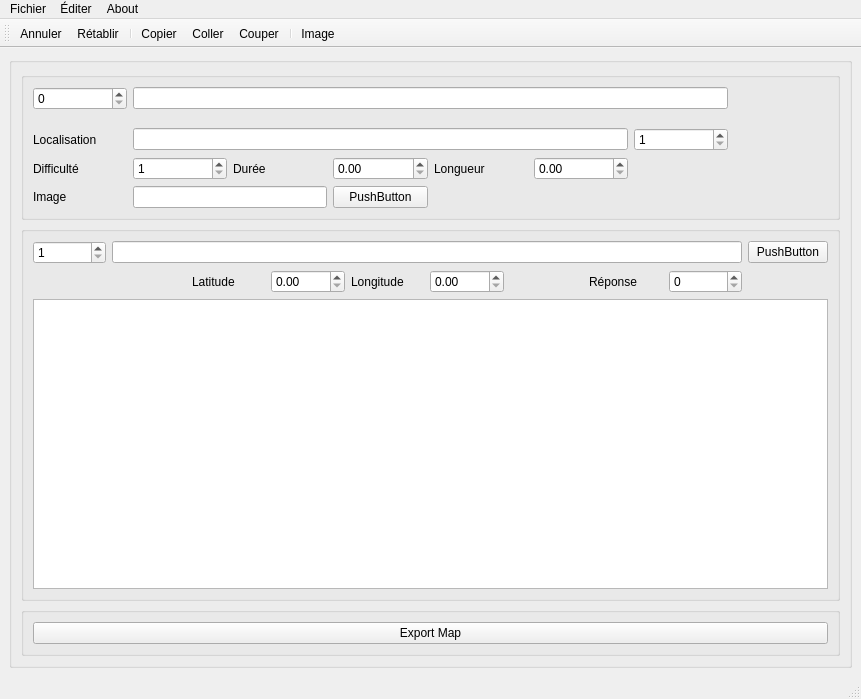
This is notepad/notepad.ui in ANTHONUSS/ETUDES--SAE-201 as Qt 5 draws it before an edit. The edited form follows.
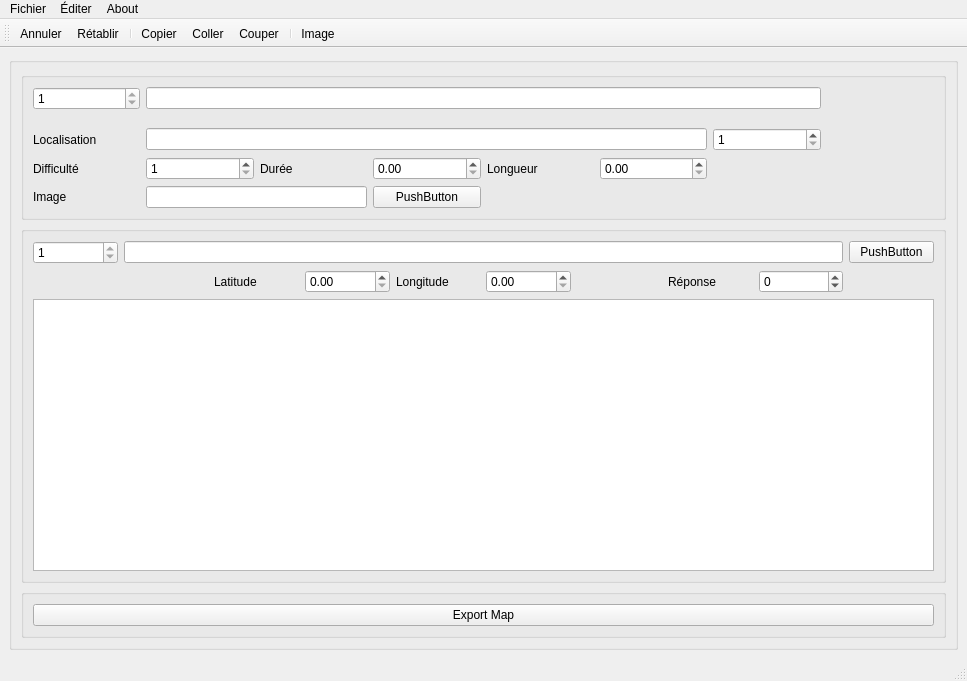
This is the edited form. Icons and pictures are not drawn.

Commit message: finalisation de l'intégration - intégration de l'UI - chargement de fichier - Changement de parcours et étapes - TODO rajoutés

The edit to the form file:
```diff
--- a/notepad/notepad.ui
+++ b/notepad/notepad.ui
@@ -6,8 +6,8 @@
    <rect>
     <x>0</x>
     <y>0</y>
-    <width>861</width>
-    <height>699</height>
+    <width>967</width>
+    <height>681</height>
    </rect>
   </property>
   <property name="sizePolicy">
@@ -118,7 +118,14 @@
            </widget>
           </item>
           <item row="0" column="0">
-           <widget class="QSpinBox" name="spinBox_2"/>
+           <widget class="QSpinBox" name="spinBox_2">
+            <property name="minimum">
+             <number>1</number>
+            </property>
+            <property name="maximum">
+             <number>1</number>
+            </property>
+           </widget>
           </item>
          </layout>
         </widget>
@@ -147,7 +154,14 @@
            </widget>
           </item>
           <item row="1" column="13">
-           <widget class="QSpinBox" name="spinBox"/>
+           <widget class="QSpinBox" name="spinBox">
+            <property name="minimum">
+             <number>-1</number>
+            </property>
+            <property name="maximum">
+             <number>9999</number>
+            </property>
+           </widget>
           </item>
           <item row="2" column="5" colspan="10">
            <widget class="QTextEdit" name="textArea"/>
@@ -165,7 +179,7 @@
              <number>1</number>
             </property>
             <property name="maximum">
-             <number>99</number>
+             <number>1</number>
             </property>
            </widget>
           </item>
@@ -211,7 +225,7 @@
     <rect>
      <x>0</x>
      <y>0</y>
-     <width>861</width>
+     <width>967</width>
      <height>33</height>
     </rect>
    </property>
```
The commit also changes 6 other files.
